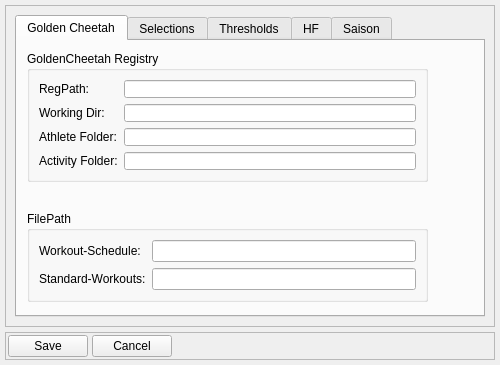
This is dialog_settings.ui in Tria-Andy/WorkoutEditor as Qt 5 draws it before an edit. The edited form follows.
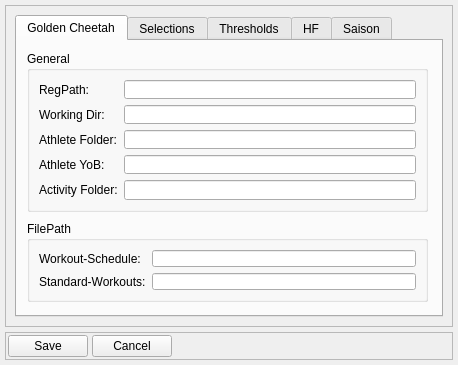
This is the edited form. Icons and pictures are not drawn.

Commit message: General: Create all file for fresh setup #41

Patch:
```diff
--- a/dialog_settings.ui
+++ b/dialog_settings.ui
@@ -6,7 +6,7 @@
    <rect>
     <x>0</x>
     <y>0</y>
-    <width>500</width>
+    <width>458</width>
     <height>365</height>
    </rect>
   </property>
@@ -65,11 +65,11 @@
             <x>10</x>
             <y>10</y>
             <width>401</width>
-            <height>131</height>
+            <height>161</height>
            </rect>
           </property>
           <property name="title">
-           <string>GoldenCheetah Registry</string>
+           <string>General</string>
           </property>
           <layout class="QFormLayout" name="formLayout">
            <item row="0" column="0">
@@ -93,7 +93,7 @@
              </property>
             </widget>
            </item>
-           <item row="3" column="0">
+           <item row="4" column="0">
             <widget class="QLabel" name="label_4">
              <property name="text">
               <string>Activity Folder:</string>
@@ -113,18 +113,32 @@
              </property>
             </widget>
            </item>
-           <item row="3" column="1">
+           <item row="4" column="1">
             <widget class="QLineEdit" name="lineEdit_activity"/>
            </item>
+           <item row="3" column="0">
+            <widget class="QLabel" name="label_19">
+             <property name="text">
+              <string>Athlete YoB:</string>
+             </property>
+            </widget>
+           </item>
+           <item row="3" column="1">
+            <widget class="QLineEdit" name="lineEdit_yob">
+             <property name="toolTip">
+              <string>Athlete Year of Birth</string>
+             </property>
+            </widget>
+           </item>
           </layout>
          </widget>
          <widget class="QGroupBox" name="groupBox_2">
           <property name="geometry">
            <rect>
             <x>10</x>
-            <y>170</y>
+            <y>180</y>
             <width>401</width>
-            <height>91</height>
+            <height>81</height>
            </rect>
           </property>
           <property name="title">
```
Left out of the diff: 2 changed lines with no effect on the pictures. The commit also changes 2 other files.
